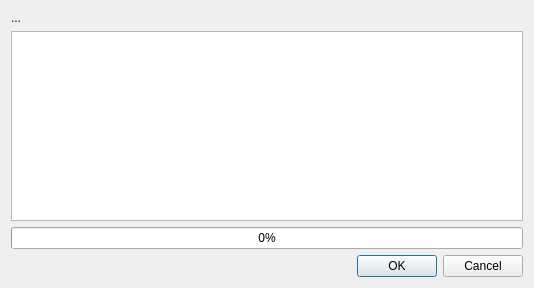
Old version of the form main/app/win/uiDialogDl.ui in the repository marcosvicente/BaixeAssista.
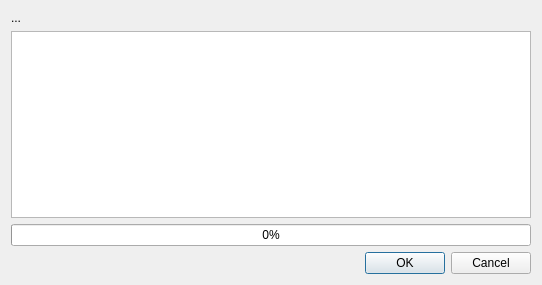
New version of the form. Icons and pictures are not drawn.

Commit message: atualizando arquivos da ui.

The edit to the form file:
```diff
--- a/main/app/win/uiDialogDl.ui
+++ b/main/app/win/uiDialogDl.ui
@@ -6,8 +6,8 @@
    <rect>
     <x>0</x>
     <y>0</y>
-    <width>534</width>
-    <height>288</height>
+    <width>542</width>
+    <height>285</height>
    </rect>
   </property>
   <property name="windowTitle">
```
Left out of the diff: 4 changed lines with no effect on the pictures. The commit also changes 5 other files.
